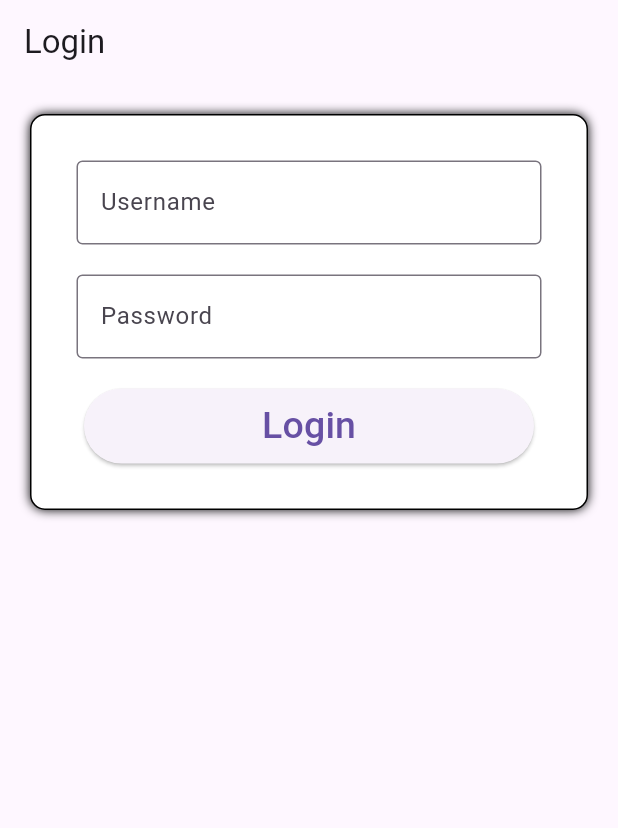
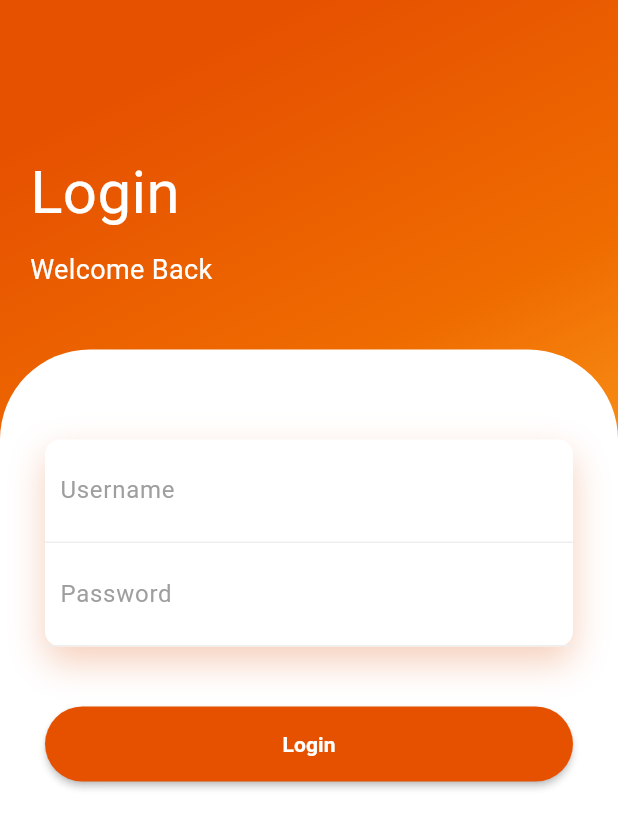
Before and after one commit to Mikaeldwsn/Komiku-ET-Project, a Flutter app: the screen it shows after launch, on a phone screen of 412 x 824 dp. Shown: the top 828 px of the screen. Run offline on Flutter 3.47's test engine with Material 3 defaults, Android fonts, the phone set to English and light mode, and no system bars; our stand-ins replace animate_do, image_picker, shared_preferences.

Commit message:
FEAT: login, refactor & restructure flutter project structure

```diff
--- a/lib/UserManagement/login.dart
+++ /dev/null
@@ -1,165 +0,0 @@
-import 'package:flutter/material.dart';
-import 'package:http/http.dart' as http;
-import 'package:shared_preferences/shared_preferences.dart';
-import 'dart:convert';
-
-// Ganti dengan NRP Anda
-const String baseUrl = "https://ubaya.cloud/flutter/160423007/komiku";
-
-class LoginPage extends StatefulWidget {
-  const LoginPage({super.key});
-
-  @override
-  State<StatefulWidget> createState() {
-    return _LoginPageState();
-  }
-}
-
-class _LoginPageState extends State<LoginPage> {
-  final TextEditingController _usernameController = TextEditingController();
-  final TextEditingController _passwordController = TextEditingController();
-
-  String _errorLogin = "";
-  bool _isLoading = false;
-
-  @override
-  void initState() {
-    super.initState();
-    _usernameController.text = "";
-    _passwordController.text = "";
-    _errorLogin = "";
-  }
-
-  void doLogin() async {
-    setState(() {
-      _isLoading = true;
-      _errorLogin = "";
-    });
-
-    final response = await http.post(
-      Uri.parse("$baseUrl/login.php"),
-      body: {
-        'username': _usernameController.text,
-        'password': _passwordController.text,
-      },
-    );
-
-    setState(() {
-      _isLoading = false;
-    });
-
-    if (response.statusCode == 200) {
-      Map json = jsonDecode(response.body);
-
-      if (json['result'] == 'success') {
-        //simpan session di shared preferences
-        final prefs = await SharedPreferences.getInstance();
-        prefs.setString("user_id", json['user_id'].toString());
-        prefs.setString("username", json['username']);
-
-        // Redirect ke Halaman Kategori
-        // SESUAIKAN nama widget CategoryPage
-        Navigator.pushReplacement(
-          // ignore: use_build_context_synchronously
-          context,
-          MaterialPageRoute(builder: (context) => const CategoryPagePlaceholder()),
-        );
-      } else {
-        setState(() {
-          _errorLogin = json['message'] ?? "Username atau password salah";
-        });
-      }
-    } else {
-      setState(() {
-        _errorLogin = "Gagal terhubung ke server";
-      });
-    }
-  }
-
-  @override
-  Widget build(BuildContext context) {
-    return Scaffold(
-      appBar: AppBar(
-        title: const Text('Login'),
-      ),
-      body: Container(
-        margin: const EdgeInsets.all(20),
-        padding: const EdgeInsets.all(20),
-        decoration: BoxDecoration(
-          borderRadius: BorderRadius.all(Radius.circular(10)),
-          border: Border.all(width: 1),
-          color: Colors.white,
-          boxShadow: const [BoxShadow(blurRadius: 5)],
-        ),
-        child: Column(
-          mainAxisSize: MainAxisSize.min,
-          children: [
-            Padding(
-              padding: const EdgeInsets.all(10),
-              child: TextField(
-                controller: _usernameController,
-                decoration: const InputDecoration(
-                  border: OutlineInputBorder(),
-                  labelText: 'Username',
-                  hintText: 'Masukkan username Anda',
-                ),
-              ),
-            ),
-            Padding(
-              padding: const EdgeInsets.all(10),
-              child: TextField(
-                controller: _passwordController,
-                obscureText: true,
-                decoration: const InputDecoration(
-                  border: OutlineInputBorder(),
-                  labelText: 'Password',
-                  hintText: 'Masukkan password Anda',
-                ),
-              ),
-            ),
-            if (_errorLogin.isNotEmpty)
-              Padding(
-                padding: const EdgeInsets.all(10),
-                child: Text(
-                  _errorLogin,
-                  style: const TextStyle(color: Colors.red),
-                ),
-              ),
-            Padding(
-              padding: const EdgeInsets.all(10),
-              child: Container(
-                height: 50,
-                width: 300,
-                decoration: BoxDecoration(
-                  borderRadius: BorderRadius.circular(20),
-                ),
-                child: ElevatedButton(
-                  onPressed: _isLoading ? null : doLogin,
-                  child: _isLoading
-                      ? const CircularProgressIndicator(color: Colors.white)
-                      : const Text(
-                          'Login',
-                          style: TextStyle(fontSize: 25),
-                        ),
-                ),
-              ),
-            ),
-          ],
-        ),
-      ),
-    );
-  }
-}
-
-// Placeholder sementara - ganti dengan widget Halaman Kategori
-class CategoryPagePlaceholder extends StatelessWidget {
-  const CategoryPagePlaceholder({super.key});
-
-  @override
-  Widget build(BuildContext context) {
-    return Scaffold(
-      appBar: AppBar(title: const Text('Kategori')),
-      body: const Center(child: Text('Halaman Kategori')),
-    );
-  }
-}
--- a/lib/ComicManagement/createComic.dart
+++ b/lib/screen/createComic.dart
@@ -5,7 +5,7 @@ import 'package:http/http.dart' as http;
 import 'package:image_picker/image_picker.dart';
 import 'package:shared_preferences/shared_preferences.dart';
 
-import 'upload_comic_pages_page.dart';
+import '../ComicManagement/upload_comic_pages_page.dart';
 
 const String baseUrl = "https://ubaya.cloud/flutter/[NRP]";
 
--- /dev/null
+++ b/lib/screen/login.dart
@@ -0,0 +1,263 @@
+import 'package:animate_do/animate_do.dart';
+import 'package:flutter/material.dart';
+import '/services/api_services.dart';
+import '/utils/session_helper.dart';
+
+class LoginPage extends StatefulWidget {
+  const LoginPage({super.key});
+
+  @override
+  _LoginPageState createState() => _LoginPageState();
+}
+
+class _LoginPageState extends State<LoginPage> {
+  final TextEditingController _usernameController = TextEditingController();
+  final TextEditingController _passwordController = TextEditingController();
+
+  bool _isLoading = false;
+  String? _errorMessage;
+
+  final String apiUrl =
+      "https://ubaya.cloud/flutter/160423007/komiku/login.php";
+
+  Future<void> _login() async {
+    final username = _usernameController.text.trim();
+    final password = _passwordController.text.trim();
+
+    if (username.isEmpty || password.isEmpty) {
+      setState(() {
+        _errorMessage = "Username dan password tidak boleh kosong";
+      });
+      return;
+    }
+
+    setState(() {
+      _isLoading = true;
+      _errorMessage = null;
+    });
+
+    try {
+      final response = await ApiService.login(username, password);
+
+      if (response["result"] == "success") {
+        setState(() {
+          _isLoading = false;
+        });
+
+        await SessionHelper.saveUser(
+          response["user_id"].toString(),
+          response["username"],
+        );
+
+        if (mounted) {
+          Navigator.of(context).pushReplacement(
+            MaterialPageRoute(
+              builder: (context) => Scaffold(
+                appBar: AppBar(title: const Text('Komiku')),
+                body: Center(child: Text("Welcome, ${response['username']}!")),
+              ),
+            ),
+          );
+        }
+      } else {
+        setState(() {
+          _isLoading = false;
+          _errorMessage = response["message"] ?? "Login gagal";
+        });
+      }
+    } catch (e) {
+      setState(() {
+        _isLoading = false;
+        _errorMessage = "Terjadi kesalahan koneksi: $e";
+      });
+    }
+  }
+
+  @override
+  void dispose() {
+    _usernameController.dispose();
+    _passwordController.dispose();
+    super.dispose();
+  }
+
+  @override
+  Widget build(BuildContext context) {
+    return Scaffold(
+      body: Container(
+        width: double.infinity,
+        decoration: BoxDecoration(
+          gradient: LinearGradient(
+            begin: Alignment.topCenter,
+            colors: [
+              Colors.orange.shade900,
+              Colors.orange.shade800,
+              Colors.orange.shade400,
+            ],
+          ),
+        ),
+        child: Column(
+          crossAxisAlignment: CrossAxisAlignment.start,
+          children: <Widget>[
+            const SizedBox(height: 80),
+            Padding(
+              padding: const EdgeInsets.all(20),
+              child: Column(
+                crossAxisAlignment: CrossAxisAlignment.start,
+                children: <Widget>[
+                  FadeInUp(
+                    duration: const Duration(milliseconds: 1000),
+                    child: const Text(
+                      "Login",
+                      style: TextStyle(color: Colors.white, fontSize: 40),
+                    ),
+                  ),
+                  const SizedBox(height: 10),
+                  FadeInUp(
+                    duration: const Duration(milliseconds: 1300),
+                    child: const Text(
+                      "Welcome Back",
+                      style: TextStyle(color: Colors.white, fontSize: 18),
+                    ),
+                  ),
+                ],
+              ),
+            ),
+            const SizedBox(height: 20),
+            Expanded(
+              child: Container(
+                decoration: const BoxDecoration(
+                  color: Colors.white,
+                  borderRadius: BorderRadius.only(
+                    topLeft: Radius.circular(60),
+                    topRight: Radius.circular(60),
+                  ),
+                ),
+                child: SingleChildScrollView(
+                  child: Padding(
+                    padding: const EdgeInsets.all(30),
+                    child: Column(
+                      children: <Widget>[
+                        const SizedBox(height: 30),
+                        FadeInUp(
+                          duration: const Duration(milliseconds: 1400),
+                          child: Container(
+                            decoration: BoxDecoration(
+                              color: Colors.white,
+                              borderRadius: BorderRadius.circular(10),
+                              boxShadow: const [
+                                BoxShadow(
+                                  color: Color.fromRGBO(225, 95, 27, .3),
+                                  blurRadius: 20,
+                                  offset: Offset(0, 10),
+                                ),
+                              ],
+                            ),
+                            child: Column(
+                              children: <Widget>[
+                                Container(
+                                  padding: const EdgeInsets.all(10),
+                                  decoration: BoxDecoration(
+                                    border: Border(
+                                      bottom: BorderSide(
+                                        color: Colors.grey.shade200,
+                                      ),
+                                    ),
+                                  ),
+                                  child: TextField(
+                                    controller: _usernameController,
+                                    decoration: const InputDecoration(
+                                      hintText: "Username",
+                                      hintStyle: TextStyle(color: Colors.grey),
+                                      border: InputBorder.none,
+                                    ),
+                                  ),
+                                ),
+                                Container(
+                                  padding: const EdgeInsets.all(10),
+                                  decoration: BoxDecoration(
+                                    border: Border(
+                                      bottom: BorderSide(
+                                        color: Colors.grey.shade200,
+                                      ),
+                                    ),
+                                  ),
+                                  child: TextField(
+                                    controller: _passwordController,
+                                    obscureText: true,
+                                    decoration: const InputDecoration(
+                                      hintText: "Password",
+                                      hintStyle: TextStyle(color: Colors.grey),
+                                      border: InputBorder.none,
+                                    ),
+                                  ),
+                                ),
+                              ],
+                            ),
+                          ),
+                        ),
+                        if (_errorMessage != null) ...[
+                          const SizedBox(height: 15),
+                          Text(
+                            _errorMessage!,
+                            style: const TextStyle(
+                              color: Colors.red,
+                              fontSize: 13,
+                            ),
+                            textAlign: TextAlign.center,
+                          ),
+                        ],
+                        const SizedBox(height: 40),
+                        FadeInUp(
+                          duration: const Duration(milliseconds: 1600),
+                          child: MaterialButton(
+                            onPressed: _isLoading ? null : _login,
+                            height: 50,
+                            color: Colors.orange[900],
+                            shape: RoundedRectangleBorder(
+                              borderRadius: BorderRadius.circular(50),
+                            ),
+                            child: Center(
+                              child: _isLoading
+                                  ? const SizedBox(
+                                      height: 20,
+                                      width: 20,
+                                      child: CircularProgressIndicator(
+                                        color: Colors.white,
+                                        strokeWidth: 2,
+                                      ),
+                                    )
+                                  : const Text(
+                                      "Login",
+                                      style: TextStyle(
+                                        color: Colors.white,
+                                        fontWeight: FontWeight.bold,
+                                      ),
+                                    ),
+                            ),
+                          ),
+                        ),
+                        const SizedBox(height: 30),
+                      ],
+                    ),
+                  ),
+                ),
+              ),
+            ),
+          ],
+        ),
+      ),
+    );
+  }
+}
+
+class CategoryPagePlaceholder extends StatelessWidget {
+  const CategoryPagePlaceholder({super.key});
+
+  @override
+  Widget build(BuildContext context) {
+    return Scaffold(
+      appBar: AppBar(title: const Text('Kategori')),
+      body: const Center(child: Text('Halaman Kategori')),
+    );
+  }
+}
--- /dev/null
+++ b/lib/services/api_services.dart
@@ -0,0 +1,17 @@
+import 'dart:convert';
+import 'package:http/http.dart' as http;
+
+class ApiService {
+  static const String baseUrl = "https://ubaya.cloud/flutter/160423007/komiku";
+
+  static Future<Map<String, dynamic>> login(
+    String username,
+    String password,
+  ) async {
+    final response = await http.post(
+      Uri.parse("$baseUrl/login.php"),
+      body: {"username": username, "password": password},
+    );
+    return jsonDecode(response.body);
+  }
+}
--- a/pubspec.yaml
+++ b/pubspec.yaml
@@ -38,6 +38,7 @@ dependencies:
   shared_preferences: ^2.5.3
   http: ^1.5.0
   image_picker: ^1.2.2
+  animate_do: ^5.1.0
 
 dev_dependencies:
   flutter_test:
```
Also changed, not shown: lib/main.dart (+3 -4 lines), lib/utils/session_helper.dart (added, +28 -0 lines), pubspec.lock, 6 other files.
